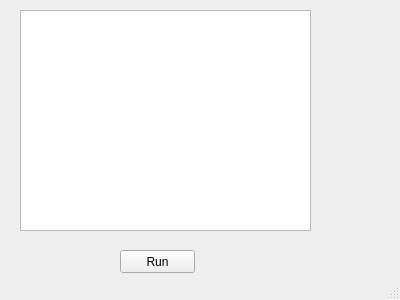
First picture: the form in mainwindow.ui, repository klyushinmisha/Huffman-Encoder, before the edit.
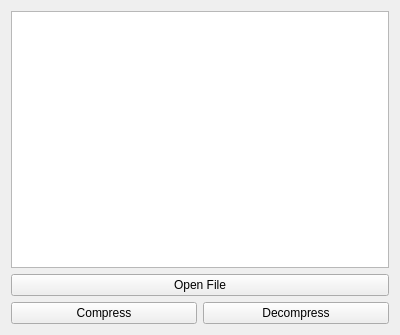
Second picture: the form after the edit.

The edit to the form file:
```diff
--- a/mainwindow.ui
+++ b/mainwindow.ui
@@ -7,38 +7,52 @@
     <x>0</x>
     <y>0</y>
     <width>400</width>
-    <height>300</height>
+    <height>335</height>
    </rect>
   </property>
   <property name="windowTitle">
    <string>MainWindow</string>
   </property>
   <widget class="QWidget" name="centralWidget">
-   <widget class="QPushButton" name="pushButton">
-    <property name="geometry">
-     <rect>
-      <x>120</x>
-      <y>250</y>
-      <width>75</width>
-      <height>23</height>
-     </rect>
-    </property>
-    <property name="text">
-     <string>Run</string>
-    </property>
-   </widget>
-   <widget class="QTextEdit" name="textEdit">
-    <property name="geometry">
-     <rect>
-      <x>20</x>
-      <y>10</y>
-      <width>291</width>
-      <height>221</height>
-     </rect>
-    </property>
-   </widget>
+   <layout class="QVBoxLayout" name="verticalLayout_2">
+    <item>
+     <layout class="QVBoxLayout" name="verticalLayout">
+      <item>
+       <widget class="QTextEdit" name="textEdit">
+        <property name="readOnly">
+         <bool>true</bool>
+        </property>
+       </widget>
+      </item>
+      <item>
+       <widget class="QPushButton" name="pushButton_2">
+        <property name="text">
+         <string>Open File</string>
+        </property>
+       </widget>
+      </item>
+      <item>
+       <layout class="QHBoxLayout" name="horizontalLayout">
+        <item>
+         <widget class="QPushButton" name="pushButton">
+          <property name="text">
+           <string>Compress</string>
+          </property>
+         </widget>
+        </item>
+        <item>
+         <widget class="QPushButton" name="pushButton_3">
+          <property name="text">
+           <string>Decompress</string>
+          </property>
+         </widget>
+        </item>
+       </layout>
+      </item>
+     </layout>
+    </item>
+   </layout>
   </widget>
-  <widget class="QStatusBar" name="statusBar"/>
  </widget>
  <layoutdefault spacing="6" margin="11"/>
  <resources/>
```
Left out of the diff: 2 changed lines with no effect on the pictures.
